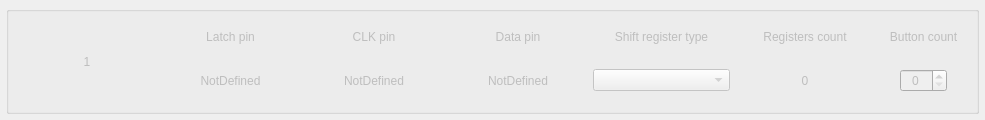
First picture: the form in src/widgets/shift-reg/shiftregisters.ui, repository invictuscockpits/HOTASConfigurator, before the edit.
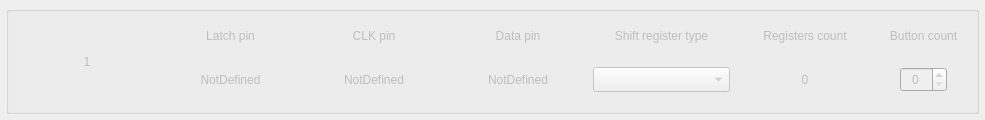
Second picture: the form after the edit. Custom widgets are drawn as their Qt base class.

What changed in the file:
```diff
--- a/src/widgets/shift-reg/shiftregisters.ui
+++ b/src/widgets/shift-reg/shiftregisters.ui
@@ -119,6 +119,12 @@
           <property name="enabled">
            <bool>false</bool>
           </property>
+          <property name="minimumSize">
+           <size>
+            <width>0</width>
+            <height>25</height>
+           </size>
+          </property>
           <property name="sizePolicy">
            <sizepolicy hsizetype="Minimum" vsizetype="Fixed">
             <horstretch>0</horstretch>
@@ -193,6 +199,12 @@
           <property name="enabled">
            <bool>false</bool>
           </property>
+          <property name="minimumSize">
+           <size>
+            <width>0</width>
+            <height>25</height>
+           </size>
+          </property>
           <property name="sizePolicy">
            <sizepolicy hsizetype="Preferred" vsizetype="Fixed">
             <horstretch>0</horstretch>
```
